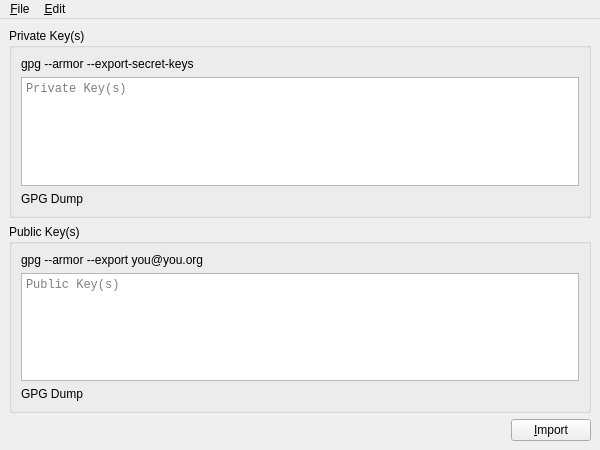
Old version of the form branches/trunk/UI/spot-on-rosetta-gpg-import.ui in the repository textbrowser/spot-on.
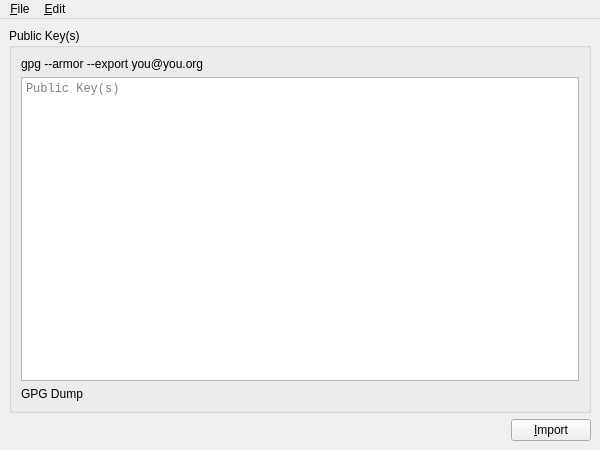
New version of the form. Icons and pictures are not drawn.

Commit message: Private keys are not required.

Patch:
```diff
--- a/branches/trunk/UI/spot-on-rosetta-gpg-import.ui
+++ b/branches/trunk/UI/spot-on-rosetta-gpg-import.ui
@@ -16,47 +16,6 @@
   </property>
   <widget class="QWidget" name="centralwidget">
    <layout class="QVBoxLayout" name="verticalLayout">
-    <item>
-     <widget class="QGroupBox" name="groupBox">
-      <property name="title">
-       <string>Private Key(s)</string>
-      </property>
-      <layout class="QVBoxLayout" name="verticalLayout_2">
-       <item>
-        <widget class="QLabel" name="label">
-         <property name="text">
-          <string>gpg --armor --export-secret-keys</string>
-         </property>
-        </widget>
-       </item>
-       <item>
-        <widget class="QPlainTextEdit" name="private_keys">
-         <property name="font">
-          <font>
-           <family>Monospace</family>
-          </font>
-         </property>
-         <property name="placeholderText">
-          <string>Private Key(s)</string>
-         </property>
-        </widget>
-       </item>
-       <item>
-        <widget class="QLabel" name="private_keys_dump">
-         <property name="text">
-          <string>GPG Dump</string>
-         </property>
-         <property name="wordWrap">
-          <bool>true</bool>
-         </property>
-         <property name="textInteractionFlags">
-          <set>Qt::LinksAccessibleByMouse|Qt::TextSelectableByKeyboard|Qt::TextSelectableByMouse</set>
-         </property>
-        </widget>
-       </item>
-      </layout>
-     </widget>
-    </item>
     <item>
      <widget class="QGroupBox" name="groupBox_2">
       <property name="title">
```
Left out of the diff: 1 changed line with no effect on the pictures. The commit also changes 1 other file.
